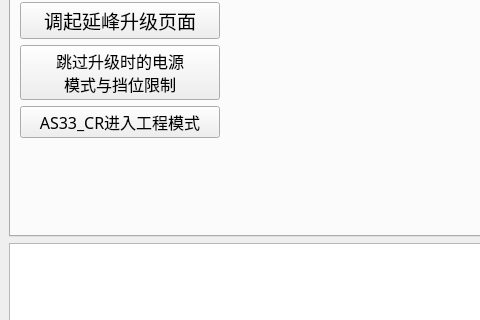
This is adbtool.ui in wangke956/ADBTools as Qt 5 draws it before an edit; both pictures show x 0 to 480 and y 87 to 407 of the 565 by 601 pixel window. The edited form follows.
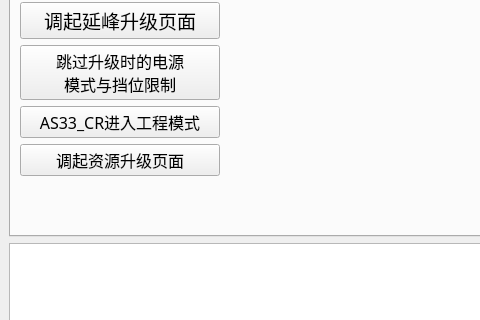
This is the edited form. The open tabs and pages were chosen to show the change.

Commit message: 增加调起资源升级页面 增加高DPI支持

What changed in the file:
```diff
--- a/adbtool.ui
+++ b/adbtool.ui
@@ -1043,6 +1043,31 @@
           </property>
          </widget>
         </item>
+        <item row="3" column="0">
+         <widget class="QPushButton" name="open_update_page_button">
+          <property name="minimumSize">
+           <size>
+            <width>200</width>
+            <height>0</height>
+           </size>
+          </property>
+          <property name="maximumSize">
+           <size>
+            <width>16777215</width>
+            <height>50</height>
+           </size>
+          </property>
+          <property name="font">
+           <font>
+            <family>Agency FB</family>
+            <pointsize>12</pointsize>
+           </font>
+          </property>
+          <property name="text">
+           <string>调起资源升级页面</string>
+          </property>
+         </widget>
+        </item>
         <item row="2" column="0">
          <widget class="QPushButton" name="AS33_CR_enter_engineering_mode_button">
           <property name="minimumSize">
```
Left out of the diff: 24 changed lines with no effect on the pictures. The commit also changes 8 other files.
